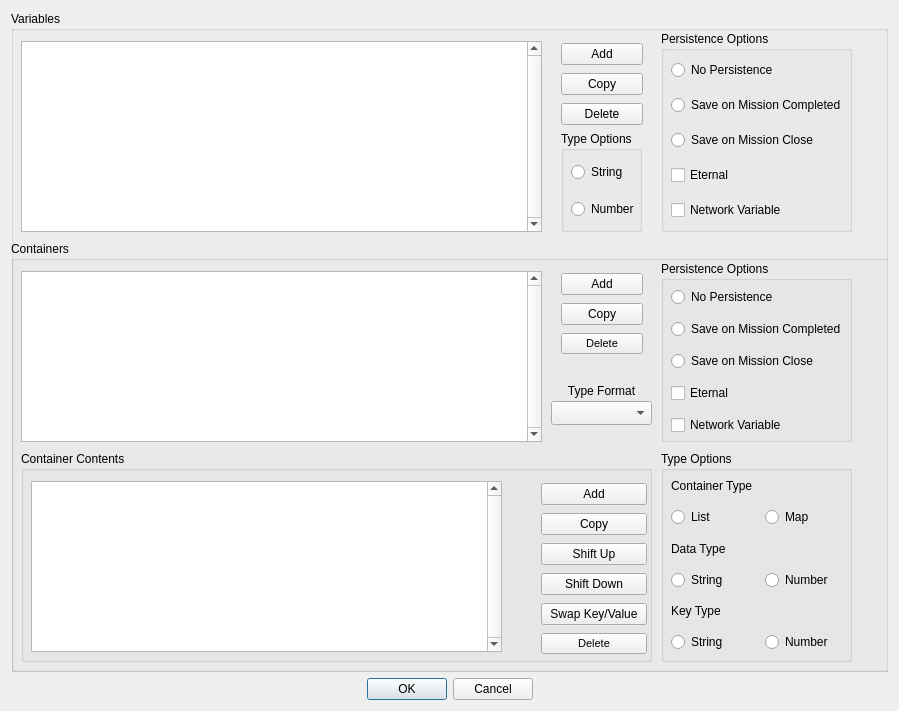
Old version of the form qtfred/ui/VariableDialog.ui in the repository scp-fs2open/fs2open.github.com.
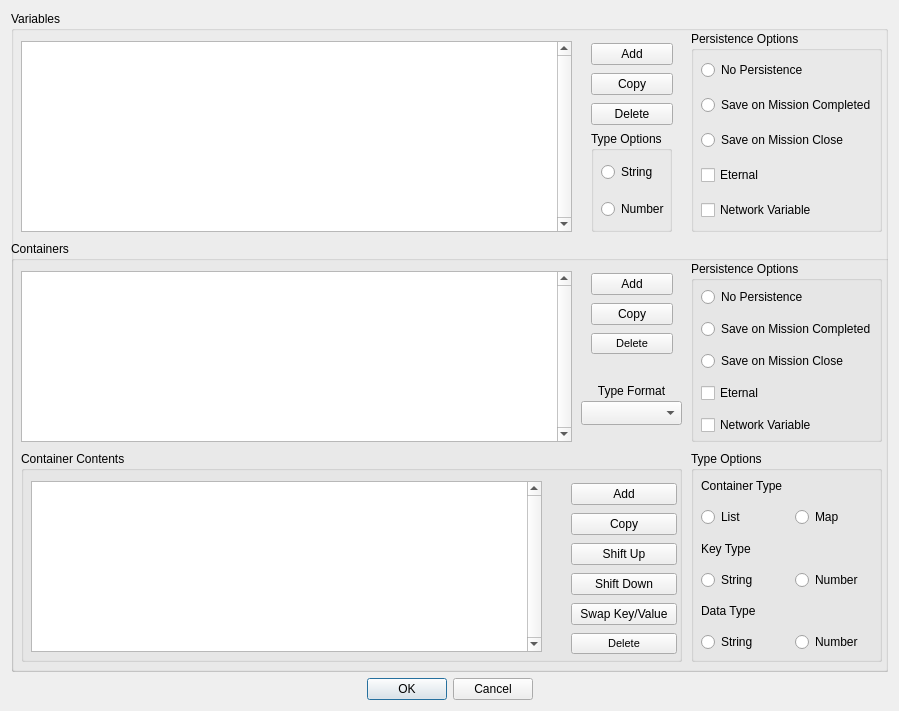
New version of the form.

Commit message: Various Fixes Based on Testing

```diff
--- a/qtfred/ui/VariableDialog.ui
+++ b/qtfred/ui/VariableDialog.ui
@@ -42,7 +42,7 @@
        <widget class="QGroupBox" name="groupBox_4">
         <property name="geometry">
          <rect>
-          <x>550</x>
+          <x>580</x>
           <y>120</y>
           <width>81</width>
           <height>101</height>
@@ -83,7 +83,7 @@
          <rect>
           <x>10</x>
           <y>30</y>
-          <width>521</width>
+          <width>551</width>
           <height>191</height>
          </rect>
         </property>
@@ -121,7 +121,7 @@
        <widget class="QGroupBox" name="groupBox_7">
         <property name="geometry">
          <rect>
-          <x>650</x>
+          <x>680</x>
           <y>20</y>
           <width>191</width>
           <height>201</height>
@@ -181,7 +181,7 @@
        <widget class="QWidget" name="verticalLayoutWidget">
         <property name="geometry">
          <rect>
-          <x>550</x>
+          <x>580</x>
           <y>30</y>
           <width>82</width>
           <height>86</height>
@@ -234,7 +234,7 @@
           <rect>
            <x>10</x>
            <y>210</y>
-           <width>631</width>
+           <width>661</width>
            <height>211</height>
           </rect>
          </property>
@@ -246,7 +246,7 @@
            <rect>
             <x>10</x>
             <y>30</y>
-            <width>471</width>
+            <width>511</width>
             <height>171</height>
            </rect>
           </property>
@@ -278,7 +278,7 @@
          <widget class="QWidget" name="verticalLayoutWidget_3">
           <property name="geometry">
            <rect>
-            <x>520</x>
+            <x>550</x>
             <y>30</y>
             <width>106</width>
             <height>175</height>
@@ -338,7 +338,7 @@
         <widget class="QWidget" name="verticalLayoutWidget_2">
          <property name="geometry">
           <rect>
-           <x>550</x>
+           <x>580</x>
            <y>30</y>
            <width>82</width>
            <height>85</height>
@@ -376,7 +376,7 @@
         <widget class="QGroupBox" name="groupBox_5">
          <property name="geometry">
           <rect>
-           <x>650</x>
+           <x>680</x>
            <y>20</y>
            <width>191</width>
            <height>181</height>
@@ -436,7 +436,7 @@
         <widget class="QGroupBox" name="groupBox_6">
          <property name="geometry">
           <rect>
-           <x>650</x>
+           <x>680</x>
            <y>210</y>
            <width>191</width>
            <height>211</height>
@@ -480,31 +480,6 @@
              </item>
             </layout>
            </item>
-           <item>
-            <widget class="QLabel" name="label_2">
-             <property name="text">
-              <string>Data Type</string>
-             </property>
-            </widget>
-           </item>
-           <item>
-            <layout class="QHBoxLayout" name="horizontalLayout_2">
-             <item>
-              <widget class="QRadioButton" name="setContainerAsStringRadio">
-               <property name="text">
-                <string>String</string>
-               </property>
-              </widget>
-             </item>
-             <item>
-              <widget class="QRadioButton" name="setContainerAsNumberRadio">
-               <property name="text">
-                <string>Number</string>
-               </property>
-              </widget>
-             </item>
-            </layout>
-           </item>
            <item>
             <widget class="QLabel" name="label_4">
              <property name="text">
@@ -530,6 +505,31 @@
              </item>
             </layout>
            </item>
+           <item>
+            <widget class="QLabel" name="label_2">
+             <property name="text">
+              <string>Data Type</string>
+             </property>
+            </widget>
+           </item>
+           <item>
+            <layout class="QHBoxLayout" name="horizontalLayout_2">
+             <item>
+              <widget class="QRadioButton" name="setContainerAsStringRadio">
+               <property name="text">
+                <string>String</string>
+               </property>
+              </widget>
+             </item>
+             <item>
+              <widget class="QRadioButton" name="setContainerAsNumberRadio">
+               <property name="text">
+                <string>Number</string>
+               </property>
+              </widget>
+             </item>
+            </layout>
+           </item>
           </layout>
          </widget>
         </widget>
@@ -538,7 +538,7 @@
           <rect>
            <x>10</x>
            <y>30</y>
-           <width>521</width>
+           <width>551</width>
            <height>171</height>
           </rect>
          </property>
@@ -576,7 +576,7 @@
         <widget class="QLabel" name="label">
          <property name="geometry">
           <rect>
-           <x>550</x>
+           <x>580</x>
            <y>140</y>
            <width>81</width>
            <height>20</height>
@@ -592,7 +592,7 @@
         <widget class="QComboBox" name="selectFormatCombobox">
          <property name="geometry">
           <rect>
-           <x>540</x>
+           <x>570</x>
            <y>160</y>
            <width>101</width>
            <height>24</height>
```
The commit also changes 2 other files.
